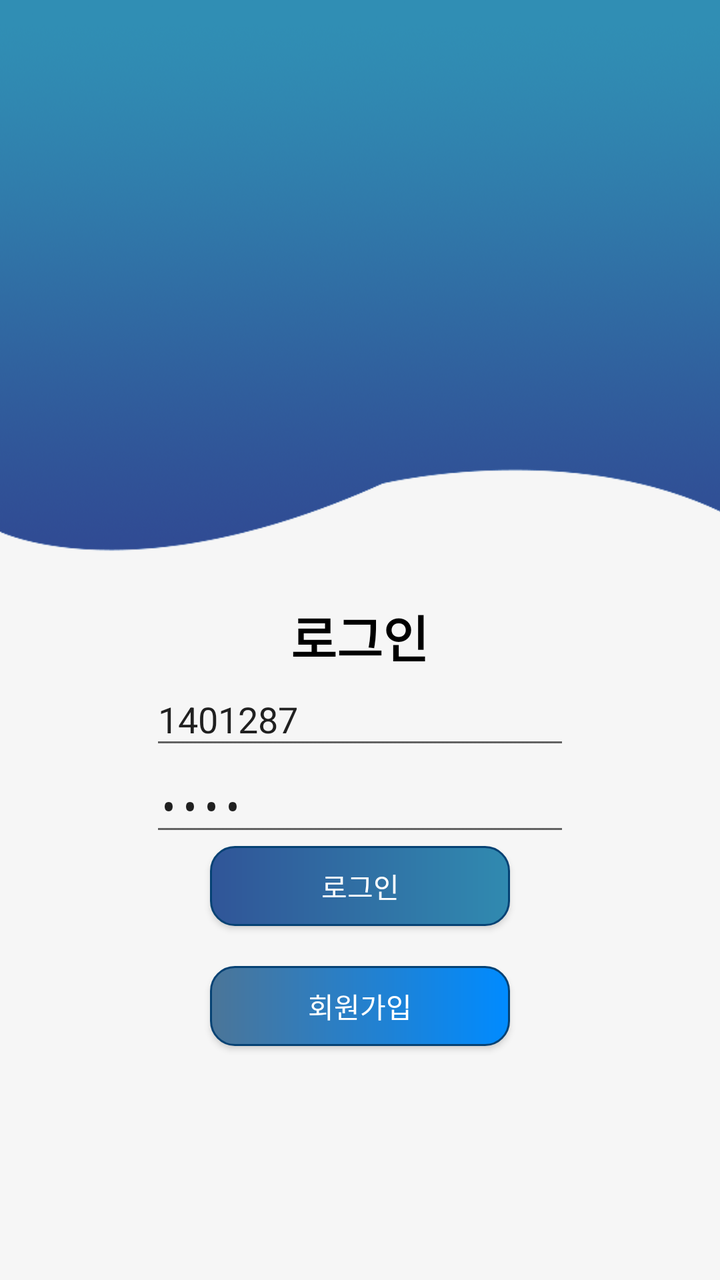
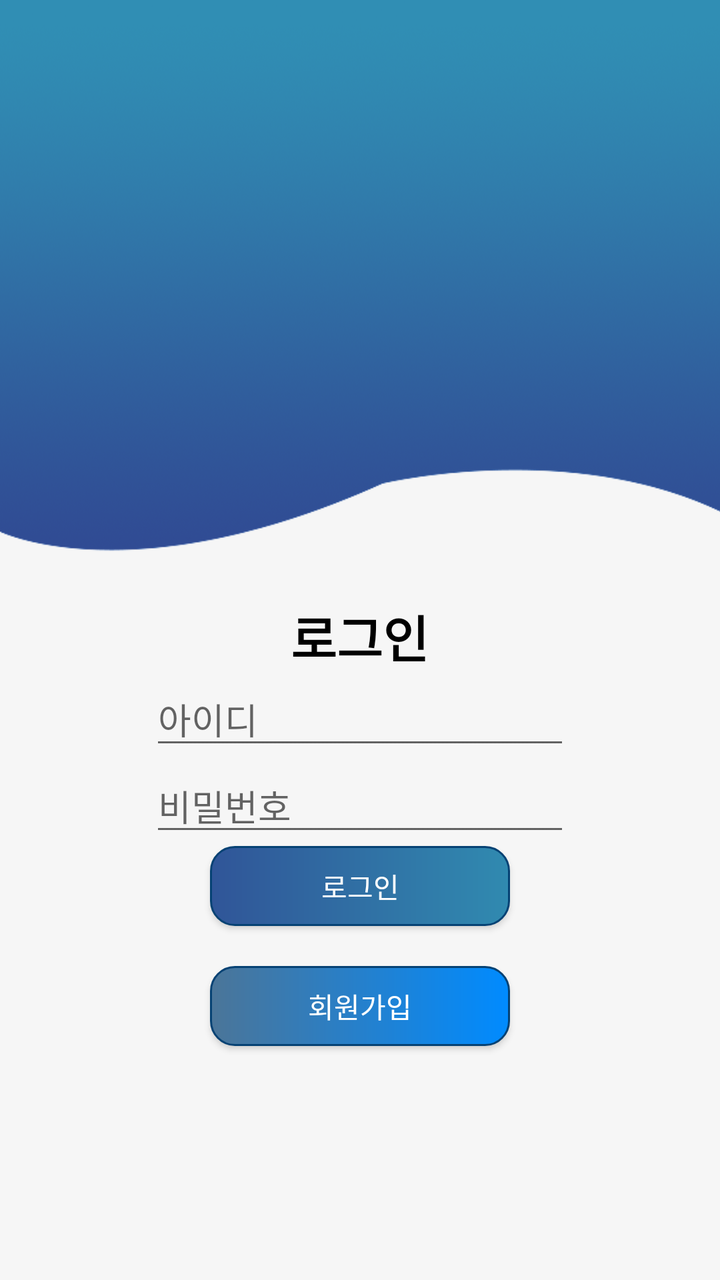

Two renders of the same Android screen: before a commit and after it. Below are the layout's source before the change and the commit's diff.
<!-- AndroidManifest.xml: application theme AppTheme -->
<!-- res/layout/activity_login.xml -->
<?xml version="1.0" encoding="utf-8"?>
<androidx.constraintlayout.widget.ConstraintLayout xmlns:android="http://schemas.android.com/apk/res/android"
    xmlns:app="http://schemas.android.com/apk/res-auto"
    xmlns:tools="http://schemas.android.com/tools"
    android:layout_width="match_parent"
    android:layout_height="match_parent"
    android:background="#f6f6f6"
    >
    <LinearLayout
        android:layout_width="match_parent"
        android:layout_height="300dp"
        android:orientation="vertical"
        tools:ignore="MissingConstraints"
        android:background="@drawable/login_back">

        <ImageView
            android:id="@+id/imageView2"
            android:layout_width="wrap_content"
            android:layout_height="wrap_content"
            android:layout_gravity="center"
            android:layout_marginTop="60dp"
            app:srcCompat="@drawable/m_logo" />
    </LinearLayout>

    <LinearLayout
        android:id="@+id/linearLayout"
        android:layout_width="match_parent"
        android:layout_height="match_parent"
        android:orientation="vertical"
        tools:ignore="MissingConstraints"
        >


        <TextView
            android:id="@+id/textView5"
            android:layout_width="wrap_content"
            android:layout_height="wrap_content"
            android:layout_marginTop="300dp"
            android:layout_gravity="center"
            android:textColor="#000"
            android:textSize="25dp"
            android:textStyle="bold"
            android:text="로그인" />

        <EditText
            android:id="@+id/userid"
            android:layout_width="wrap_content"
            android:layout_height="wrap_content"
            android:ems="10"
            android:layout_gravity="center"
            android:inputType="textPersonName"
            android:text="1401287"
            android:hint="아이디" />

        <EditText
            android:id="@+id/userpw"
            android:layout_width="wrap_content"
            android:layout_height="wrap_content"
            android:ems="10"
            android:layout_gravity="center"
            android:inputType="textPersonName"
            android:password="true"
            android:text="1234"
            android:hint="비밀번호" />

        <Button
            android:id="@+id/login_bt"
            android:layout_width="150dp"
            android:layout_height="40dp"
            android:layout_gravity="center"
            android:textColor="#fff"
            android:background="@drawable/login_bt_background"
            android:text="로그인" />

        <Button
            android:id="@+id/join"
            android:layout_width="150dp"
            android:layout_height="40dp"
            android:layout_gravity="center"
            android:layout_marginTop="20dp"
            android:textColor="#fff"
            android:background="@drawable/join_bt_background"
            android:text="회원가입" />
    </LinearLayout>
</androidx.constraintlayout.widget.ConstraintLayout>
<!-- resources referenced by this layout -->
<resources>
  <!-- drawable join_bt_background (drawable) -->
  <?xml version="1.0" encoding="utf-8"?>
  <shape xmlns:android="http://schemas.android.com/apk/res/android"
      android:padding="10dp"
      android:shape="rectangle" >
      <solid android:color="#2171b5" />
  
  
      <gradient
          android:startColor="#4b7598"
          android:endColor="#008bff"
          android:angle="0"/>
  
      <corners
          android:bottomLeftRadius="12dp"
          android:bottomRightRadius="12dp"
          android:topLeftRadius="12dp"
          android:topRightRadius="12dp" />
      <stroke
          android:width="1dp"
          android:color="#064274" />
  </shape>
  <!-- drawable login_back: png bitmap (drawable, 253742 bytes) -->
  <!-- drawable login_bt_background (drawable) -->
  <?xml version="1.0" encoding="utf-8"?>
  <shape xmlns:android="http://schemas.android.com/apk/res/android"
      android:padding="10dp"
      android:shape="rectangle" >
      <solid android:color="#2171b5" />
  
      <gradient
          android:startColor="#305598"
          android:endColor="#308ab0"
          android:angle="0"/>
  
      <corners
          android:bottomLeftRadius="12dp"
          android:bottomRightRadius="12dp"
          android:topLeftRadius="12dp"
          android:topRightRadius="12dp" />
      <stroke
          android:width="1dp"
          android:color="#064274" />
  </shape>
  <!-- drawable m_logo: png bitmap (drawable, 30131 bytes) -->
  <style name="AppTheme" parent="Theme.AppCompat.Light.DarkActionBar">
          
          <item name="colorPrimary">@color/colorPrimary</item>
          <item name="colorPrimaryDark">@color/colorPrimaryDark</item>
          <item name="colorAccent">@color/colorAccent</item>
      </style>
  <color name="colorPrimary">#181818</color>
  <color name="colorPrimaryDark">#181818</color>
  <color name="colorAccent">#03DAC5</color>
</resources>

<!-- the commit's change to res/layout/activity_login.xml (unified diff, before → after) -->
@@ -11,16 +11,7 @@
         android:layout_height="300dp"
         android:orientation="vertical"
         tools:ignore="MissingConstraints"
-        android:background="@drawable/login_back">
-
-        <ImageView
-            android:id="@+id/imageView2"
-            android:layout_width="wrap_content"
-            android:layout_height="wrap_content"
-            android:layout_gravity="center"
-            android:layout_marginTop="60dp"
-            app:srcCompat="@drawable/m_logo" />
-    </LinearLayout>
+        android:background="@drawable/login_back"/>
 
     <LinearLayout
         android:id="@+id/linearLayout"
@@ -49,7 +40,7 @@
             android:ems="10"
             android:layout_gravity="center"
             android:inputType="textPersonName"
-            android:text="1401287"
+            android:text=""
             android:hint="아이디" />
 
         <EditText
@@ -60,7 +51,7 @@
             android:layout_gravity="center"
             android:inputType="textPersonName"
             android:password="true"
-            android:text="1234"
+            android:text=""
             android:hint="비밀번호" />
 
         <Button
<!-- resource entries referenced after the edit -->
@@ -44,7 +44,6 @@
           android:width="1dp"
           android:color="#064274" />
   </shape>
-  <!-- drawable m_logo: png bitmap (drawable, 30131 bytes) -->
   <style name="AppTheme" parent="Theme.AppCompat.Light.DarkActionBar">
           
           <item name="colorPrimary">@color/colorPrimary</item>
